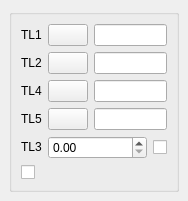
Before: the Qt Designer form src/DlgRef/DlgRef_4Sel1Spin2Check_QTD.ui in SalomePlatform/geom, drawn with Qt 5.
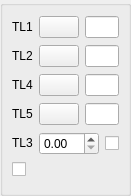
After: the same form once the commit is applied. Custom widgets are drawn as their Qt base class.

```diff
--- a/src/DlgRef/DlgRef_4Sel1Spin2Check_QTD.ui
+++ b/src/DlgRef/DlgRef_4Sel1Spin2Check_QTD.ui
@@ -5,8 +5,8 @@
    <rect>
     <x>0</x>
     <y>0</y>
-    <width>188</width>
-    <height>194</height>
+    <width>131</width>
+    <height>196</height>
    </rect>
   </property>
   <property name="windowTitle" >
@@ -14,16 +14,16 @@
   </property>
   <layout class="QGridLayout" >
    <property name="leftMargin" >
-    <number>9</number>
+    <number>0</number>
    </property>
    <property name="topMargin" >
-    <number>9</number>
+    <number>0</number>
    </property>
    <property name="rightMargin" >
-    <number>9</number>
+    <number>0</number>
    </property>
    <property name="bottomMargin" >
-    <number>9</number>
+    <number>0</number>
    </property>
    <property name="horizontalSpacing" >
     <number>6</number>
```
